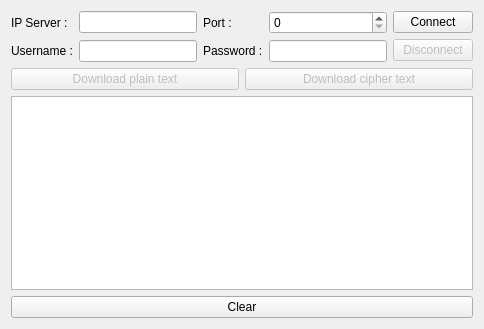
N4k1m/M18-OS, file CPP/ClientDocuments/Widget.ui: the form before one commit.
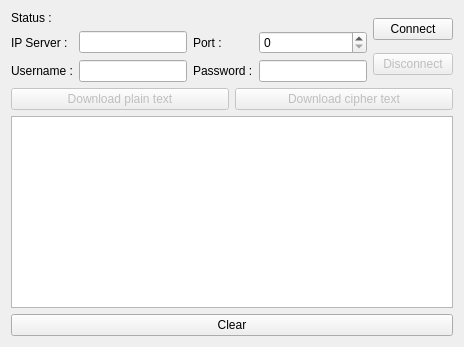
The form after the commit.

Commit message: CPP TP4.3 : Ajout du label status au ClientDocuments

The edit to the form file:
```diff
--- a/CPP/ClientDocuments/Widget.ui
+++ b/CPP/ClientDocuments/Widget.ui
@@ -2,14 +2,6 @@
 <ui version="4.0">
  <class>Widget</class>
  <widget class="QWidget" name="Widget">
-  <property name="geometry">
-   <rect>
-    <x>0</x>
-    <y>0</y>
-    <width>484</width>
-    <height>329</height>
-   </rect>
-  </property>
   <property name="windowTitle">
    <string>Client Document</string>
   </property>
@@ -19,23 +11,37 @@
      <item>
       <layout class="QGridLayout" name="gridLayoutHeaderLeft">
        <item row="0" column="0">
+        <widget class="QLabel" name="labelStatusInfo">
+         <property name="text">
+          <string>Status :</string>
+         </property>
+        </widget>
+       </item>
+       <item row="0" column="1" colspan="3">
+        <widget class="QLabel" name="labelStatus">
+         <property name="text">
+          <string>&lt;status&gt;</string>
+         </property>
+        </widget>
+       </item>
+       <item row="1" column="0">
         <widget class="QLabel" name="labelIP">
          <property name="text">
           <string>IP Server :</string>
          </property>
         </widget>
        </item>
-       <item row="0" column="1">
+       <item row="1" column="1">
         <widget class="QLineEdit" name="lineEditIPServer"/>
        </item>
-       <item row="0" column="2">
+       <item row="1" column="2">
         <widget class="QLabel" name="labelPortServer">
          <property name="text">
           <string>Port :</string>
          </property>
         </widget>
        </item>
-       <item row="0" column="3">
+       <item row="1" column="3">
         <widget class="QSpinBox" name="spinBoxPortServer">
          <property name="accelerated">
           <bool>true</bool>
@@ -45,24 +51,24 @@
          </property>
         </widget>
        </item>
-       <item row="1" column="0">
+       <item row="2" column="0">
         <widget class="QLabel" name="labelUsername">
          <property name="text">
           <string>Username :</string>
          </property>
         </widget>
        </item>
-       <item row="1" column="1">
+       <item row="2" column="1">
         <widget class="QLineEdit" name="lineEditUsername"/>
        </item>
-       <item row="1" column="2">
+       <item row="2" column="2">
         <widget class="QLabel" name="labelPassword">
          <property name="text">
           <string>Password :</string>
          </property>
         </widget>
        </item>
-       <item row="1" column="3">
+       <item row="2" column="3">
         <widget class="QLineEdit" name="lineEditPassword">
          <property name="echoMode">
           <enum>QLineEdit::PasswordEchoOnEdit</enum>
```
Left out of the diff: 2 changed lines with no effect on the pictures. The commit also changes 2 other files.
